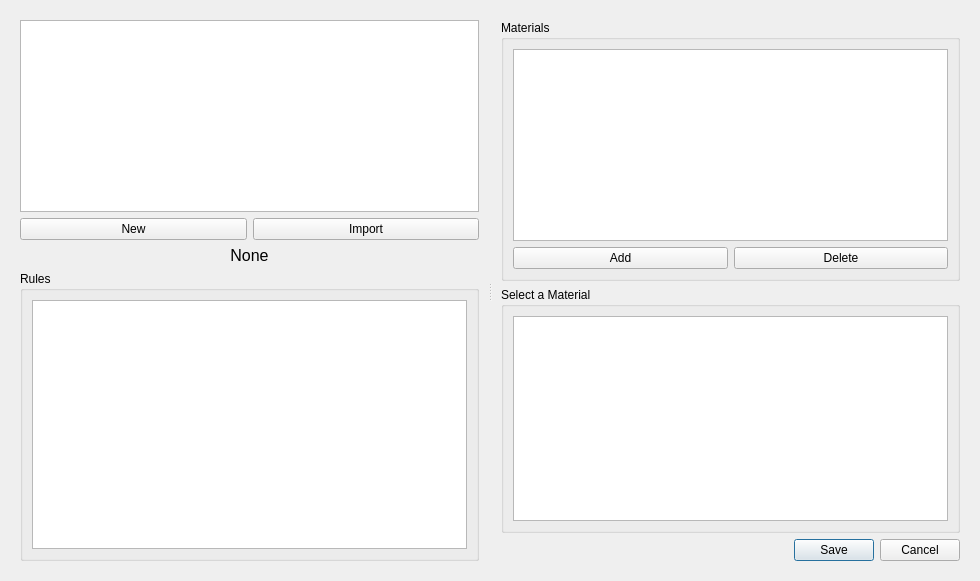
The window that gui/resources/ui/process_manager.ui (ryankembrey/FreeCAD-DFM-Workbench) describes before a commit, drawn with Qt 5.
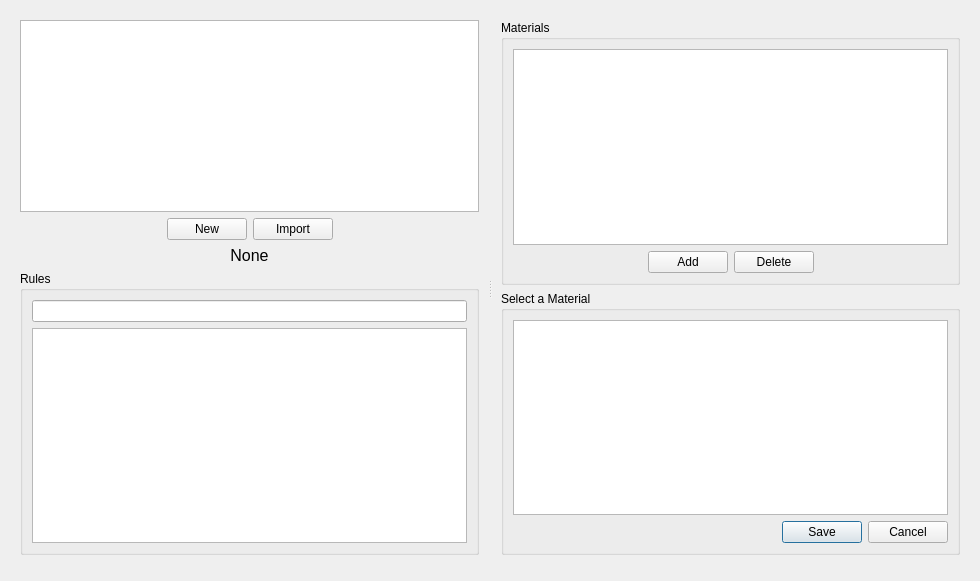
The same window after the commit.

Commit message: Add a process manager command

Patch:
```diff
--- a/gui/resources/ui/process_manager.ui
+++ b/gui/resources/ui/process_manager.ui
@@ -19,7 +19,7 @@
   <property name="windowTitle">
    <string>Dialog</string>
   </property>
-  <layout class="QVBoxLayout" name="verticalLayout_5" stretch="0">
+  <layout class="QVBoxLayout" name="verticalLayout_5" stretch="0,0">
    <property name="sizeConstraint">
     <enum>QLayout::SizeConstraint::SetDefaultConstraint</enum>
    </property>
@@ -62,20 +62,52 @@
        </item>
        <item>
         <layout class="QGridLayout" name="glProccessButtons">
-         <item row="0" column="0">
+         <item row="0" column="1">
           <widget class="QPushButton" name="pbNewProcess">
+           <property name="toolTip">
+            <string>Adds a new process to the tree</string>
+           </property>
            <property name="text">
             <string>New</string>
            </property>
           </widget>
          </item>
-         <item row="0" column="1">
+         <item row="0" column="2">
           <widget class="QPushButton" name="pbImportProcess">
+           <property name="toolTip">
+            <string>Imports a process from a .yaml file</string>
+           </property>
            <property name="text">
             <string>Import</string>
            </property>
           </widget>
          </item>
+         <item row="0" column="3">
+          <spacer name="horizontalSpacer_4">
+           <property name="orientation">
+            <enum>Qt::Orientation::Horizontal</enum>
+           </property>
+           <property name="sizeHint" stdset="0">
+            <size>
+             <width>40</width>
+             <height>20</height>
+            </size>
+           </property>
+          </spacer>
+         </item>
+         <item row="0" column="0">
+          <spacer name="horizontalSpacer_3">
+           <property name="orientation">
+            <enum>Qt::Orientation::Horizontal</enum>
+           </property>
+           <property name="sizeHint" stdset="0">
+            <size>
+             <width>40</width>
+             <height>20</height>
+            </size>
+           </property>
+          </spacer>
+         </item>
         </layout>
        </item>
        <item>
@@ -91,6 +123,9 @@
            <pointsize>12</pointsize>
           </font>
          </property>
+         <property name="toolTip">
+          <string>The currently selected process in the tree</string>
+         </property>
          <property name="layoutDirection">
           <enum>Qt::LayoutDirection::LeftToRight</enum>
          </property>
@@ -129,6 +164,9 @@
           <string>Rules</string>
          </property>
          <layout class="QVBoxLayout" name="verticalLayout_2">
+          <item>
+           <widget class="QLineEdit" name="leSearchRules"/>
+          </item>
           <item>
            <widget class="QListWidget" name="lwRules">
             <property name="sizePolicy">
@@ -143,6 +181,9 @@
               <height>16777215</height>
              </size>
             </property>
+            <property name="toolTip">
+             <string>&lt;html&gt;&lt;head/&gt;&lt;body&gt;&lt;p&gt;Enables manufacturing rules for the active process.&lt;/p&gt;&lt;/body&gt;&lt;/html&gt;</string>
+            </property>
             <property name="modelColumn">
              <number>0</number>
             </property>
@@ -172,7 +213,7 @@
       <property name="lineWidth">
        <number>0</number>
       </property>
-      <layout class="QVBoxLayout" name="verticalLayout_4" stretch="0,0,0">
+      <layout class="QVBoxLayout" name="verticalLayout_4" stretch="0,0">
        <property name="sizeConstraint">
         <enum>QLayout::SizeConstraint::SetDefaultConstraint</enum>
        </property>
@@ -189,24 +230,60 @@
          </property>
          <layout class="QVBoxLayout" name="verticalLayout_6">
           <item>
-           <widget class="QTableWidget" name="twMaterials"/>
+           <widget class="QTableWidget" name="twMaterials">
+            <property name="toolTip">
+             <string/>
+            </property>
+           </widget>
           </item>
           <item>
            <layout class="QGridLayout" name="gridLayout">
-            <item row="0" column="0">
-             <widget class="QPushButton" name="pbMaterialAdd">
-              <property name="text">
-               <string>Add</string>
-              </property>
-             </widget>
-            </item>
-            <item row="0" column="1">
+            <item row="0" column="2">
              <widget class="QPushButton" name="pbMaterialDelete">
+              <property name="toolTip">
+               <string>Removes the selected material from the active process</string>
+              </property>
               <property name="text">
                <string>Delete</string>
               </property>
              </widget>
             </item>
+            <item row="0" column="3">
+             <spacer name="horizontalSpacer_2">
+              <property name="orientation">
+               <enum>Qt::Orientation::Horizontal</enum>
+              </property>
+              <property name="sizeHint" stdset="0">
+               <size>
+                <width>40</width>
+                <height>20</height>
+               </size>
+              </property>
+             </spacer>
+            </item>
+            <item row="0" column="1">
+             <widget class="QPushButton" name="pbMaterialAdd">
+              <property name="toolTip">
+               <string>Adds a new material to the active process</string>
+              </property>
+              <property name="text">
+               <string>Add</string>
+              </property>
+             </widget>
+            </item>
+            <item row="0" column="0">
+             <spacer name="horizontalSpacer">
+              <property name="orientation">
+               <enum>Qt::Orientation::Horizontal</enum>
+              </property>
+              <property name="sizeHint" stdset="0">
+               <size>
+                <width>40</width>
+                <height>20</height>
+               </size>
+              </property>
+             </spacer>
+            </item>
            </layout>
           </item>
          </layout>
@@ -221,10 +298,9 @@
           <item>
            <widget class="QTableWidget" name="twMaterialEdit"/>
           </item>
-         </layout>
-        </widget>
-       </item>
        <item>
+           <layout class="QGridLayout" name="gridLayout_2" columnstretch="0,0">
+            <item row="0" column="1">
         <widget class="QDialogButtonBox" name="buttonBox">
          <property name="acceptDrops">
           <bool>false</bool>
@@ -247,7 +323,28 @@
         </widget>
        </item>
       </layout>
-     </widget>
+          </item>
+         </layout>
+        </widget>
+       </item>
+      </layout>
+     </widget>
+    </widget>
+   </item>
+   <item>
+    <widget class="QFrame" name="visualizer_container">
+     <property name="sizePolicy">
+      <sizepolicy hsizetype="Expanding" vsizetype="Preferred">
+       <horstretch>0</horstretch>
+       <verstretch>0</verstretch>
+      </sizepolicy>
+     </property>
+     <property name="frameShape">
+      <enum>QFrame::Shape::StyledPanel</enum>
+     </property>
+     <property name="frameShadow">
+      <enum>QFrame::Shadow::Raised</enum>
+     </property>
     </widget>
    </item>
   </layout>
```
Lines whose indentation alone changed are shown as unchanged. The commit also changes 3 other files.
